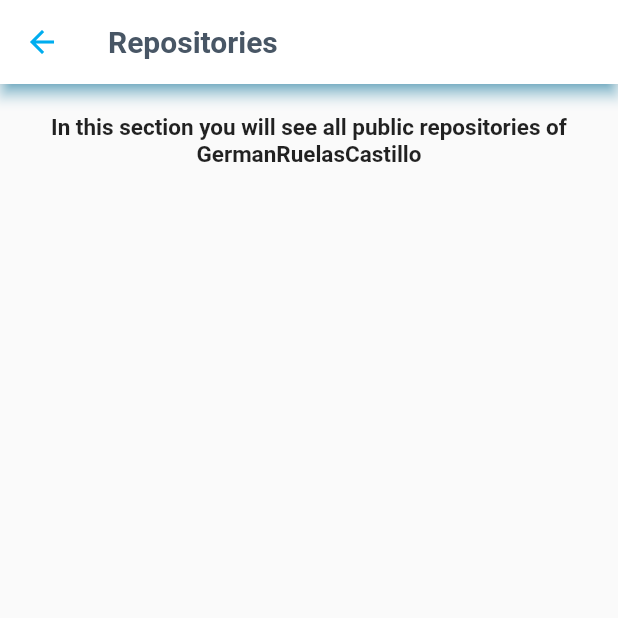
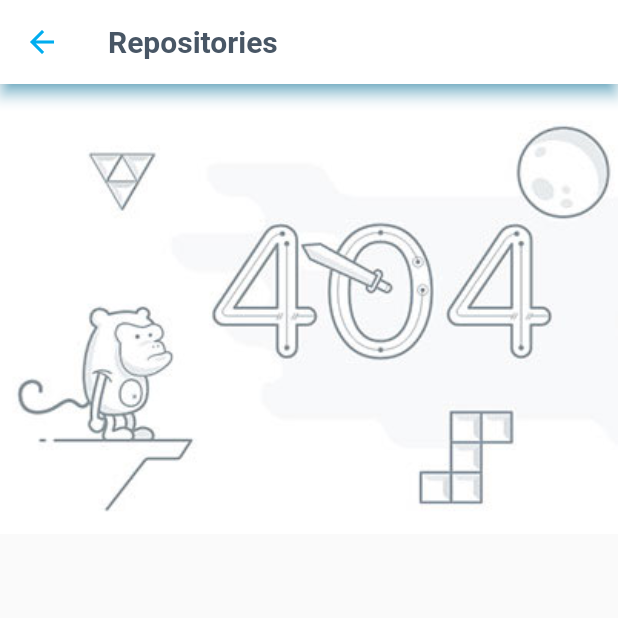
Before and after one commit to GermanRuelasCastillo/GithubStatus, a Flutter app: the Menu screen opened directly, after a tap on "Repositories", on a phone screen of 412 x 824 dp, the top half of it. Run offline on Flutter 3.47's test engine with Material 2 defaults, Android fonts, the phone set to English and light mode, and no system bars; our stand-ins replace flutter_svg, simple_animations; network calls fail.

Commit message:
Some changes
In this commit was added two options to see same requirements but fetching from nodeJS.

```diff
--- a/lib/pages/menu.dart
+++ b/lib/pages/menu.dart
@@ -28,17 +28,31 @@ class _MenuState extends State<Menu> {
                 TableRow(
                   children: [
                     InkWell(onTap: (){
-                      Navigator.push(context, MaterialPageRoute(builder:(context)=>Repositories()));
+                      Navigator.push(context, MaterialPageRoute(builder:(context)=>Repositories(type:'flutter')));
                       },child: _SigleCard( color: AppColor.principalColor, icon: Icons.list,text: 'Repositories' )
                     ),
                     InkWell(
                       onTap: (){
-                      Navigator.push(context, MaterialPageRoute(builder:(context)=>Commits()));
+                      Navigator.push(context, MaterialPageRoute(builder:(context)=>Commits(type: 'flutter',)));
                       },
                       child: _SigleCard( color: AppColor.thirdColor, icon: Icons.upload, text: 'Commits' )
                     ),
                   ]
                 ),
+                TableRow(
+                  children: [
+                    InkWell(onTap: (){
+                      Navigator.push(context, MaterialPageRoute(builder:(context)=>Repositories(type:'node')));
+                      },child: _SigleCard( color: AppColor.principalColor, icon: Icons.list,text: 'Repositories + Node' )
+                    ),
+                    InkWell(
+                      onTap: (){
+                      Navigator.push(context, MaterialPageRoute(builder:(context)=>Commits(type: 'node',)));
+                      },
+                      child: _SigleCard( color: AppColor.thirdColor, icon: Icons.upload, text: 'Commits + Node' )
+                    ),
+                  ]
+                )
               ],
             )
           ]
--- a/lib/pages/repositories.dart
+++ b/lib/pages/repositories.dart
@@ -7,12 +7,15 @@ import 'package:githubstatus/pages/widgets/themeF.dart';
 import 'package:githubstatus/services/api.dart';
 
 class Repositories extends StatefulWidget {
+  final type;
+  const Repositories({this.type});
   @override
   _RepositoriesState createState() => _RepositoriesState();
 }
 
 class _RepositoriesState extends State<Repositories> {
   var repositories = [];
+  bool displayError = false;
   @override
   void initState() {
     super.initState();
@@ -25,7 +28,9 @@ class _RepositoriesState extends State<Repositories> {
         appBar: AppBar(),
       ),
       body: SafeArea(
-        child: SingleChildScrollView(
+        child:
+        displayError == false ?
+        SingleChildScrollView(
           child: Column(
             children: [
               Padding(
@@ -42,18 +47,32 @@ class _RepositoriesState extends State<Repositories> {
               )
             ],
           ),
-        ),
+        ) :
+            Container(
+              height: 300,
+              alignment: Alignment.center,
+              decoration: BoxDecoration(
+              image: DecorationImage(
+                image: AssetImage('assets/error.jpg'),
+                fit: BoxFit.fill,
+              ),
+            ))
       ),
     );
   }
 
-
-
   _getRepositories() async {
-    var p = await ApiGitHub().getRepos();
-    var body = json.decode(p.body);
-    setState(() {
-      repositories.addAll(body);
-    });
+    var p =  this.widget.type == 'flutter' ? await ApiGitHub().getRepos() : await ApiGitHub().getReposNode();
+    print(p);
+    if(p != null){
+      var body = this.widget.type == 'flutter' ? json.decode(p.body) : json.decode(p.body);
+      setState(() {
+        repositories.addAll(body);
+      });
+    }else{
+      setState(() {
+        displayError = true;
+      });
+    }
   }
 }
--- a/lib/pages/widgets/commit.dart
+++ b/lib/pages/widgets/commit.dart
@@ -31,7 +31,6 @@ class _CommitState extends State<Commit> {
                   child: Column(
                     mainAxisAlignment: MainAxisAlignment.center,
                     children: [
-                      // FadeInImage.assetNetwork(image:this.widget.commit['owner']['avatar_url'],placeholder:'assets/github.png',height: 30,),
                       Container(
                       decoration: BoxDecoration(
                         image: DecorationImage(
--- a/lib/pages/widgets/repository.dart
+++ b/lib/pages/widgets/repository.dart
@@ -1,7 +1,6 @@
 import 'dart:ui';
 
 import 'package:flutter/material.dart';
-import 'package:flutter_svg/svg.dart';
 import 'package:githubstatus/pages/widgets/themeF.dart';
 
 class Repository extends StatefulWidget {
@@ -32,7 +31,7 @@ class _RepositoryState extends State<Repository> {
                   children: [
                     FadeInImage.assetNetwork(image:this.widget.repository['owner']['avatar_url'],placeholder:'assets/github.png',height: 30,),
                     SizedBox( height: 10 ),
-                    Text( this.widget.repository['full_name'] , style: TextStyle( color: AppColor.principalColor, fontSize: 18 ),),
+                    Text( this.widget.repository['full_name'] , style: TextStyle( color: AppColor.principalColor, fontSize: 18 ),textAlign: TextAlign.center),
                     SizedBox( height: 10 ),
                     Text(this.widget.repository['description'] != null ? this.widget.repository['description'] : '',maxLines: 3,)
                   ],
```
Also changed, not shown: lib/pages/commits.dart (+14 -3 lines), lib/services/api.dart (+33 -6 lines), assets/error.jpg (added), pubspec.lock, 11 other files.
